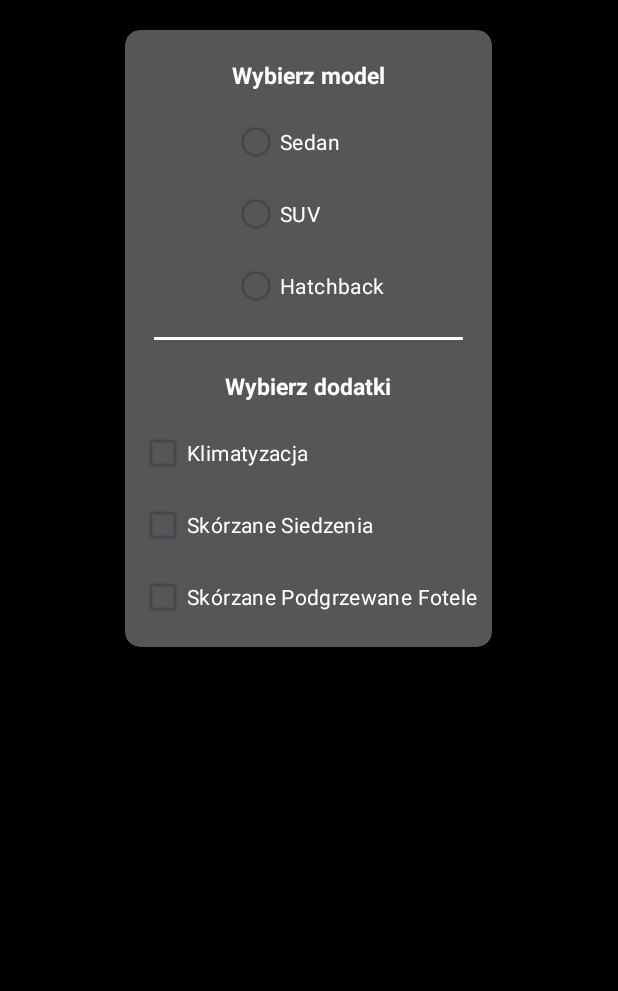
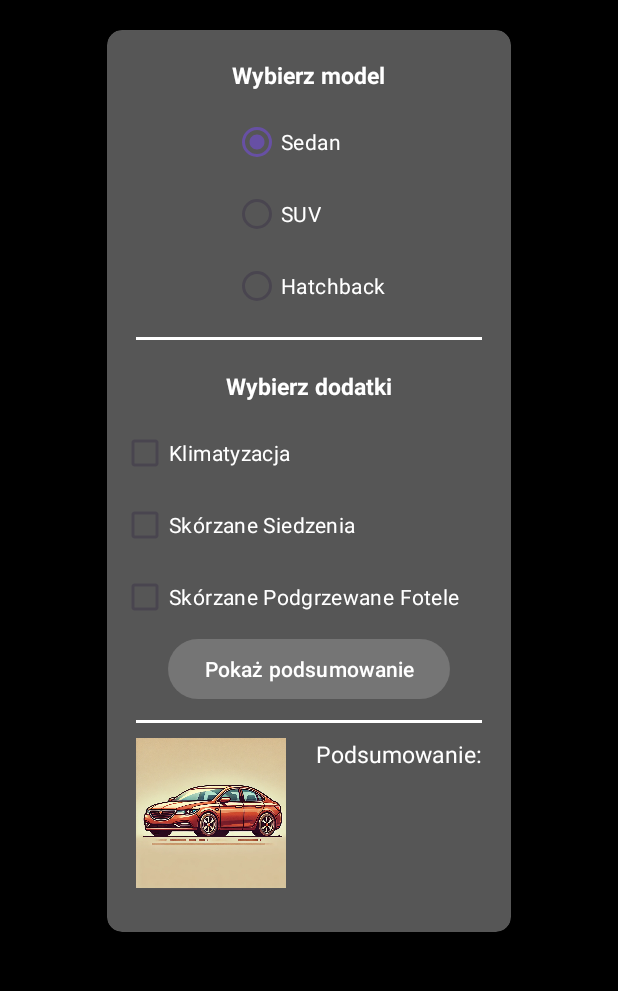
Before and after one commit to UlaRzyj/KonfiguratorSamochodu, an Android app: the screen it shows after launch (MainActivity), on a phone screen of 412 x 824 dp, the part 41-1032 px from its top. Run offline under Robolectric (Android 15) with nearby library versions, the phone set to English and light mode, and no system bars.

Commit message:
Created Button and Summarizing Part

```diff
--- a/app/src/main/res/layout/activity_main.xml
+++ b/app/src/main/res/layout/activity_main.xml
@@ -54,7 +54,8 @@
                     android:layout_width="wrap_content"
                     android:layout_height="wrap_content"
                     android:text="Sedan"
-                    android:textColor="@color/white" />
+                    android:textColor="@color/white"
+                    android:checked="true"/>
                 <RadioButton
                     android:id="@+id/suv"
                     android:layout_width="wrap_content"
@@ -108,6 +109,46 @@
                 android:text="Skórzane Podgrzewane Fotele"
                 android:textColor="@color/white"/>
 
+            <Button
+                android:id="@+id/przyciskPodsumowanie"
+                android:layout_width="wrap_content"
+                android:layout_height="wrap_content"
+                android:text="Pokaż podsumowanie"
+                android:layout_gravity="center"
+                android:backgroundTint="#409D9D9D"
+                android:textColor="@color/white"/>
+
+            <View
+                android:layout_width="match_parent"
+                android:layout_height="2dp"
+                android:background="@color/white"
+                android:layout_margin="10dp"
+                />
+
+            <LinearLayout
+                android:layout_width="wrap_content"
+                android:layout_height="wrap_content"
+                android:orientation="horizontal">
+                <ImageView
+                    android:layout_width="100dp"
+                    android:layout_height="100dp"
+                    android:contentDescription="Cappuccino"
+                    android:layout_gravity="start"
+                    android:src="@drawable/sedan"
+                    android:layout_margin="10dp" />
+
+                <TextView
+                    android:id="@+id/zamowienie"
+                    android:layout_width="wrap_content"
+                    android:layout_height="wrap_content"
+                    android:layout_margin="10dp"
+                    android:textSize="15dp"
+                    android:text="Podsumowanie:"
+                    android:textColor="@color/white"
+                    android:layout_gravity="end"/>
+
+            </LinearLayout>
+
         </LinearLayout>
 
     </androidx.cardview.widget.CardView>
```
